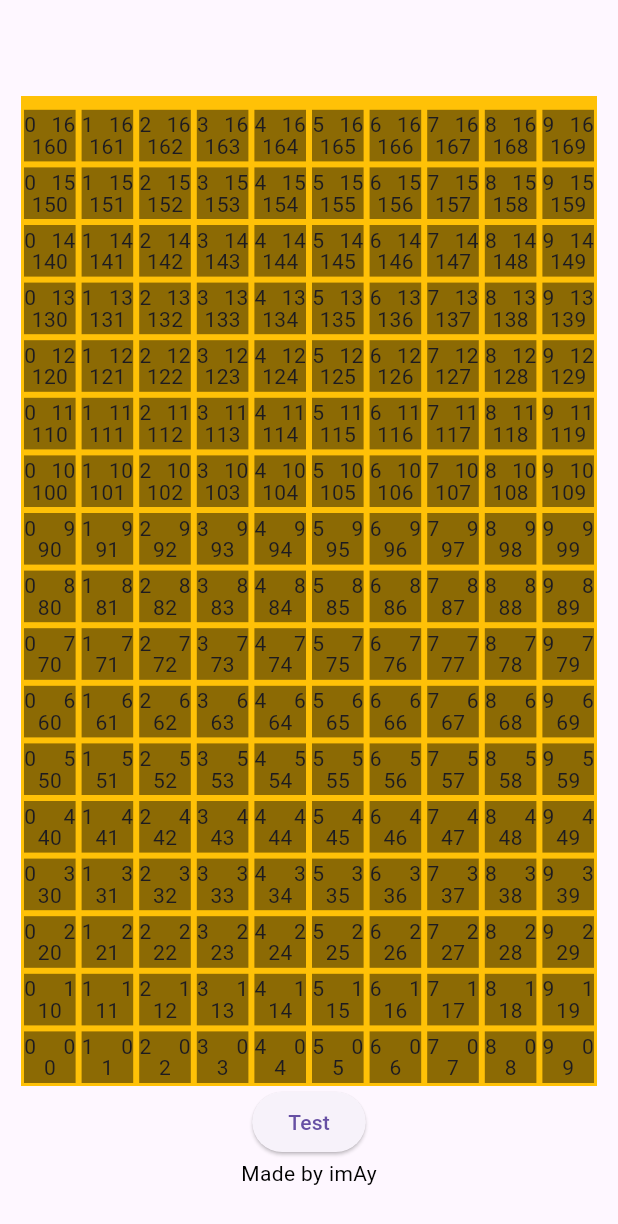
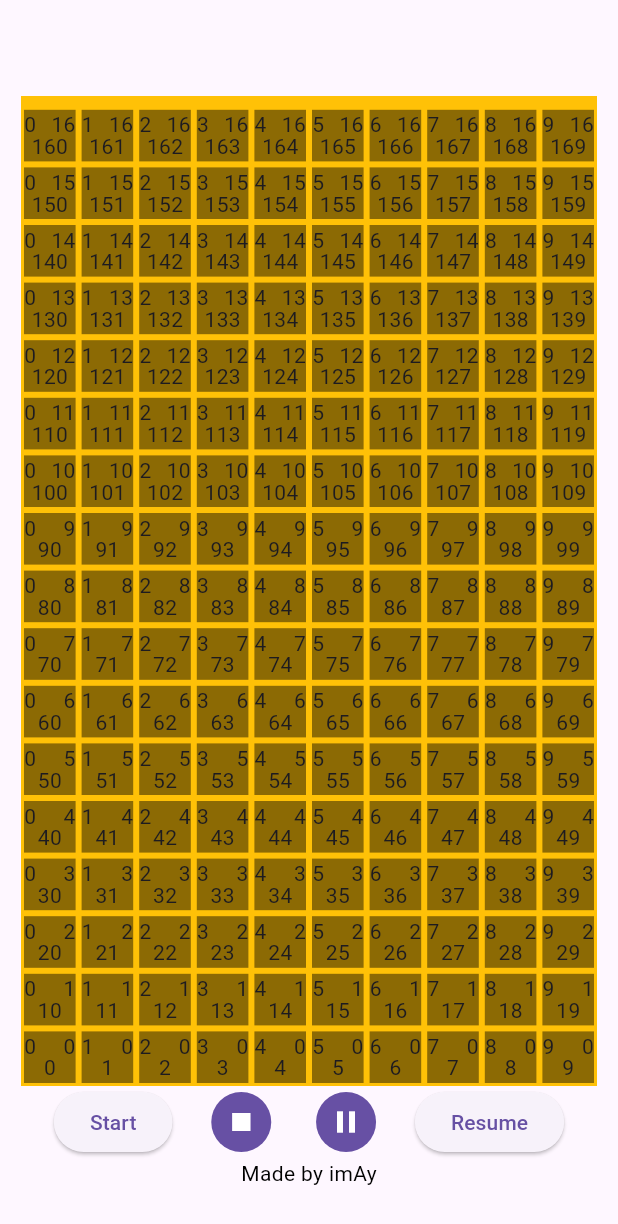
Before and after one commit to im-Ay/slide-stack-flutter, a Flutter app: the screen it shows after launch, on a phone screen of 412 x 824 dp. Shown: the top 1224 px of the screen. Run offline on Flutter 3.47's test engine with Material 3 defaults, Android fonts, the phone set to English and light mode, and no system bars; our stand-ins replace flutter_riverpod, riverpod_annotation; generated files the repository leaves out were written again.

Commit message:
Implementing GameLogic and Timer

```diff
--- a/lib/pages/game/game.dart
+++ b/lib/pages/game/game.dart
@@ -1,41 +1,15 @@
 import 'package:flutter/material.dart';
-import 'package:flutter_riverpod/flutter_riverpod.dart';
 
-import 'package:slide_stack/gamelogic/map/map.dart';
-import 'package:slide_stack/gamelogic/shape/active_shape.dart';
-import 'package:slide_stack/gamelogic/shape/shape.dart';
-import 'package:slide_stack/pages/game/grid/grid.dart';
+import 'game_logic.dart';
+import 'game_view.dart';
 
-class GameWidget extends ConsumerWidget {
+class GameWidget extends StatelessWidget {
   const GameWidget({super.key});
 
   @override
-  Widget build(BuildContext context, WidgetRef ref) {
-    ref.watch(gameMapProvider);
-
-    return Scaffold(
-      body: Padding(
-        padding: const EdgeInsets.only(
-            left: 14.0, right: 14.0, bottom: 32.0, top: 64.0),
-        child: Column(
-          mainAxisAlignment: MainAxisAlignment.end,
-          crossAxisAlignment: CrossAxisAlignment.center,
-          children: [
-            const Expanded(
-              child: GameGridWidget(),
-            ),
-            ElevatedButton(
-              onPressed: () =>
-                  ref.read(activeShapeProvider.notifier).setShape(LineShape()),
-              child: const Text("Test"),
-            ),
-            const Text(
-              "Made by imAy",
-              style: TextStyle(color: Colors.black),
-            ),
-          ],
-        ),
-      ),
+  Widget build(BuildContext context) {
+    return const GameLogicWidget(
+      child: GameViewWidget(),
     );
   }
 }
--- /dev/null
+++ b/lib/pages/game/game_logic.dart
@@ -0,0 +1,16 @@
+import 'package:flutter/material.dart';
+import 'package:flutter_riverpod/flutter_riverpod.dart';
+import 'package:slide_stack/gamelogic/game_logic.dart';
+
+class GameLogicWidget extends ConsumerWidget {
+  const GameLogicWidget({required this.child, super.key});
+
+  final Widget child;
+
+  @override
+  Widget build(BuildContext context, WidgetRef ref) {
+    ref.watch(gameLogicProvider);
+
+    return child;
+  }
+}
--- /dev/null
+++ b/lib/pages/game/game_view.dart
@@ -0,0 +1,66 @@
+import 'package:flutter/material.dart';
+import 'package:flutter_riverpod/flutter_riverpod.dart';
+
+import 'package:slide_stack/gamelogic/game_tick.dart';
+import 'package:slide_stack/gamelogic/shape/active_shape.dart';
+import 'package:slide_stack/gamelogic/shape/shape.dart';
+import 'package:slide_stack/pages/game/grid/grid.dart';
+
+class GameViewWidget extends ConsumerWidget {
+  const GameViewWidget({super.key});
+
+  @override
+  Widget build(BuildContext context, WidgetRef ref) {
+    return Scaffold(
+      body: Padding(
+        padding: const EdgeInsets.only(
+            left: 14.0, right: 14.0, bottom: 32.0, top: 64.0),
+        child: Column(
+          mainAxisAlignment: MainAxisAlignment.end,
+          crossAxisAlignment: CrossAxisAlignment.center,
+          children: [
+            const Expanded(
+              child: GameGridWidget(),
+            ),
+            Row(
+              mainAxisAlignment: MainAxisAlignment.spaceEvenly,
+              children: [
+                ElevatedButton(
+                  onPressed: () {
+                    ref
+                        .read(activeShapeProvider.notifier)
+                        .setShape(LineShape());
+                    ref.read(gameTickProvider.notifier).start();
+                  },
+                  child: const Text("Start"),
+                ),
+                IconButton.filled(
+                  icon: const Icon(Icons.stop),
+                  onPressed: () {
+                    ref.read(gameTickProvider.notifier).cancel();
+                  },
+                ),
+                IconButton.filled(
+                  icon: const Icon(Icons.pause),
+                  onPressed: () {
+                    ref.read(gameTickProvider.notifier).pause();
+                  },
+                ),
+                ElevatedButton(
+                  onPressed: () {
+                    ref.read(gameTickProvider.notifier).resume();
+                  },
+                  child: const Text("Resume"),
+                ),
+              ],
+            ),
+            const Text(
+              "Made by imAy",
+              style: TextStyle(color: Colors.black),
+            ),
+          ],
+        ),
+      ),
+    );
+  }
+}
```
Also changed, not shown: lib/gamelogic/game_logic.dart (added, +19 -0 lines), lib/gamelogic/game_tick.dart (added, +44 -0 lines).
